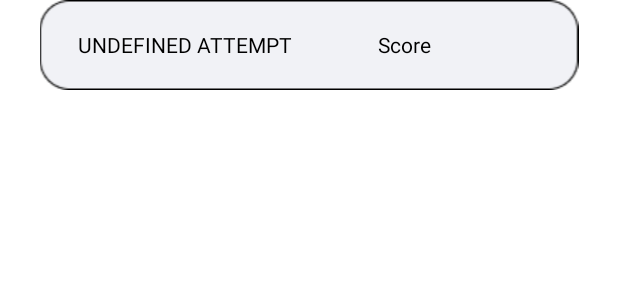
After one commit to Isaac-Stamatelakis/Study_aid_app, an Android app: the layout quiz_attempt_content.xml on its own in the app's theme, with its tools: preview values and no code run, on a phone screen of 412 x 824 dp. The commit adds this screen. Shown: the top 300 px of the screen. Run offline under Robolectric (Android 15) with nearby library versions, the phone set to English and light mode, and no system bars.

```diff
--- /dev/null
+++ b/app/src/main/res/layout/quiz_attempt_content.xml
@@ -0,0 +1,42 @@
+<?xml version="1.0" encoding="utf-8"?>
+<androidx.constraintlayout.widget.ConstraintLayout xmlns:android="http://schemas.android.com/apk/res/android"
+    xmlns:app="http://schemas.android.com/apk/res-auto"
+    xmlns:tools="http://schemas.android.com/tools"
+    android:layout_width="match_parent"
+    android:layout_height="60dp"
+    android:orientation="vertical"
+    >
+
+    <ImageView
+        app:layout_constraintTop_toTopOf="parent"
+        android:id="@+id/attempt_content_image"
+        android:layout_width="match_parent"
+        android:layout_height="60dp"
+        android:src="@drawable/screen_width_light_grey_rectangle"
+        tools:layout_editor_absoluteX="16dp"
+        tools:layout_editor_absoluteY="141dp" />
+
+    <TextView
+        android:layout_width="200dp"
+        android:layout_height="20dp"
+        android:layout_marginStart="52dp"
+        android:gravity="left"
+        android:text="UNDEFINED ATTEMPT"
+        android:id='@+id/attempt_content_text'
+        android:textColor="@color/black"
+        app:layout_constraintBottom_toBottomOf="@+id/attempt_content_image"
+        app:layout_constraintStart_toStartOf="@+id/attempt_content_image"
+        app:layout_constraintTop_toTopOf="@+id/attempt_content_image"/>
+
+    <TextView
+        android:id='@+id/attempt_content_score'
+        android:layout_width="wrap_content"
+        android:layout_height="20dp"
+        android:gravity="left"
+        android:text="Score"
+        android:textColor="@color/black"
+        app:layout_constraintBottom_toBottomOf="@+id/attempt_content_image"
+        app:layout_constraintStart_toEndOf="@+id/attempt_content_text"
+        app:layout_constraintTop_toTopOf="@+id/attempt_content_image" />
+
+</androidx.constraintlayout.widget.ConstraintLayout>
```
Also changed, not shown: app/src/main/java/com/example/myapplication/Fragments/Classes/StudyMaterial/Activities/QuizActivity/QuizAttemptArrayAdapter.java (added, +53 -0 lines), app/src/main/java/com/example/myapplication/Fragments/Classes/StudyMaterial/Activities/QuizActivity/QuizSummaryFragment.java (+44 -17 lines), app/src/main/java/com/example/myapplication/Fragments/Classes/StudyMaterial/Activities/QuizActivity/ReviewQuizFragment.java (+6 -2 lines), app/src/main/java/com/example/myapplication/Fragments/Classes/StudyMaterial/Activities/QuizActivity/TakeQuizFragment.java (+10 -0 lines), app/src/main/java/com/example/myapplication/Fragments/Classes/StudyMaterial/Quiz.java (+86 -0 lines), app/src/main/res/layout/pre_quiz_fragment.xml (+8 -8 lines).
